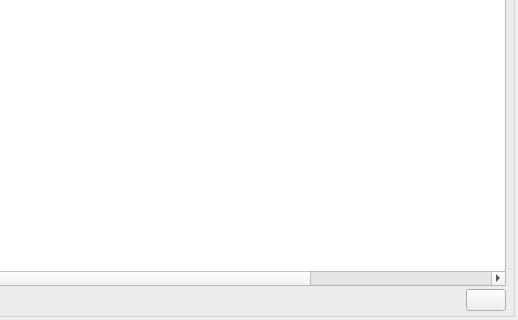
Above: src/GSvar/VariantWidget.ui from imgag/ngs-bits before the change; both pictures show x 982 to 1500 and y 380 to 700 of the 1500 by 700 pixel window. Below: the same form after it.
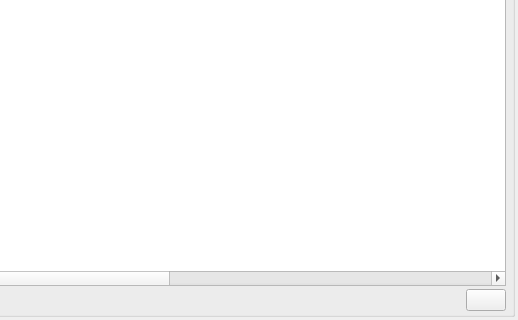
That is the form after the change. Icons and pictures are not drawn.

Commit message: GSvar: Added validation information and report config comments to CNV/SV search dialogs.

What changed in the file:
```diff
--- a/src/GSvar/VariantWidget.ui
+++ b/src/GSvar/VariantWidget.ui
@@ -510,6 +510,16 @@
           <string>candidate genes</string>
          </property>
         </column>
+        <column>
+         <property name="text">
+          <string>report_config_comments</string>
+         </property>
+        </column>
+        <column>
+         <property name="text">
+          <string>validation_information</string>
+         </property>
+        </column>
        </widget>
       </item>
       <item>
```
The commit also changes 6 other files.
